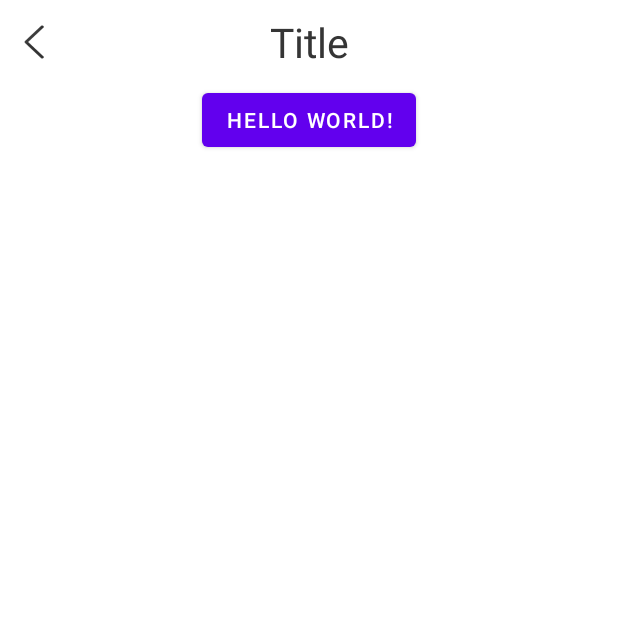
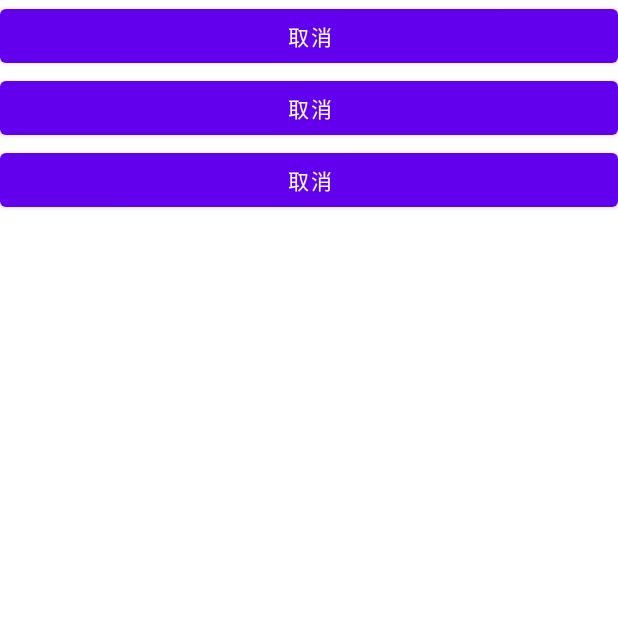
Before and after one commit to zxyUncle/MyFrame, an Android app: the screen it shows after launch (MainActivity before the commit, TestActivity after it), on a phone screen of 412 x 824 dp, the top half of it. Run offline under Robolectric (Android 15) with nearby library versions, the phone set to English and light mode, and no system bars.

```diff
--- a/app/build.gradle
+++ b/app/build.gradle
@@ -71,6 +71,9 @@ android {
 }
 
 dependencies {
+    implementation 'androidx.appcompat:appcompat:1.2.0'
+    implementation 'com.google.android.material:material:1.3.0'
+    implementation 'androidx.constraintlayout:constraintlayout:2.0.4'
     annotationProcessor rootProject.ext.dependencies["arouter_compiler"]
     implementation project(':zbase')
 }
--- /dev/null
+++ b/app/src/main/java/com/normal/main/TestActivity.java
@@ -0,0 +1,36 @@
+package com.normal.main;
+
+import androidx.appcompat.app.AppCompatActivity;
+
+import android.os.Bundle;
+import android.util.Log;
+import android.view.View;
+import android.widget.Button;
+import android.widget.TextView;
+
+import com.normal.zbase.utils.obj.TimerManager;
+
+import java.text.SimpleDateFormat;
+
+import kotlin.Unit;
+import kotlin.jvm.functions.Function0;
+
+public class TestActivity extends AppCompatActivity {
+
+    @Override
+    protected void onCreate(Bundle savedInstanceState) {
+        super.onCreate(savedInstanceState);
+        setContentView(R.layout.activity_test);
+        TimerManager timerManager = new TimerManager();
+
+        Button tvContent = findViewById(R.id.tvContent);
+        findViewById(R.id.tvCancel).setOnClickListener(new View.OnClickListener() {
+            @Override
+            public void onClick(View view) {
+                timerManager.stop();
+            }
+        });
+    }
+
+
+}
--- a/app/src/main/res/layout/activity_main.xml
+++ b/app/src/main/res/layout/activity_main.xml
@@ -19,7 +19,10 @@
         android:orientation="vertical"
         >
 
-        <include layout="@layout/toolbar_layout" />
+        <include
+            android:layout_width="match_parent"
+            android:layout_height="?attr/actionBarSize"
+            layout="@layout/toolbar_layout" />
 
         <Button
             android:layout_width="wrap_content"
--- /dev/null
+++ b/app/src/main/res/layout/activity_test.xml
@@ -0,0 +1,32 @@
+<?xml version="1.0" encoding="utf-8"?>
+<LinearLayout
+    xmlns:android="http://schemas.android.com/apk/res/android"
+    xmlns:app="http://schemas.android.com/apk/res-auto"
+    xmlns:tools="http://schemas.android.com/tools"
+    android:layout_width="match_parent"
+    android:layout_height="match_parent"
+    android:orientation="vertical"
+    tools:context=".TestActivity"
+    >
+
+    <Button
+        android:id="@+id/tvStart"
+        android:layout_width="match_parent"
+        android:layout_height="wrap_content"
+        android:text="取消"
+        />
+
+    <Button
+        android:id="@+id/tvCancel"
+        android:layout_width="match_parent"
+        android:layout_height="wrap_content"
+        android:text="取消"
+        />
+
+    <Button
+        android:id="@+id/tvContent"
+        android:layout_width="match_parent"
+        android:layout_height="wrap_content"
+        android:text="取消"
+        />
+</LinearLayout>
--- a/build.gradle
+++ b/build.gradle
@@ -9,7 +9,7 @@ buildscript {
     }
     dependencies {
         classpath "com.android.tools.build:gradle:7.0.4"
-        classpath 'org.jetbrains.kotlin:kotlin-gradle-plugin:1.5.20'
+        classpath 'org.jetbrains.kotlin:kotlin-gradle-plugin:1.6.21'
     }
 }
 task clean(type: Delete) {
--- a/config.gradle
+++ b/config.gradle
@@ -43,6 +43,8 @@ ext {
             "gson"                         : 'com.google.code.gson:gson:2.8.5',
             "DialogDemo"                   : 'com.github.zxyUncle:DialogDemo:1.1.27',
             "kprogresshud"                 : 'com.kaopiz:kprogresshud:1.0.2',
+            "lifecycleScope"               : 'androidx.lifecycle:lifecycle-runtime-ktx:2.3.1',
+            "viewModelScope"               : 'androidx.lifecycle:lifecycle-viewmodel-ktx:2.3.1',
 
     ]
 
--- a/zbase/build.gradle
+++ b/zbase/build.gradle
@@ -67,4 +67,6 @@ dependencies {
     api rootProject.ext.dependencies["xlog"]
     api rootProject.ext.dependencies["DialogDemo"]
     api rootProject.ext.dependencies["kprogresshud"]
+    api rootProject.ext.dependencies["lifecycleScope"]
+    api rootProject.ext.dependencies["viewModelScope"]
 }
--- a/zbase/src/main/java/com/normal/zbase/utils/extend/LaunchExtend.kt
+++ b/zbase/src/main/java/com/normal/zbase/utils/extend/LaunchExtend.kt
@@ -2,6 +2,7 @@
 @file:JvmMultifileClass
 package com.normal.zbase.utils.extend
 
+import android.app.Activity
 import kotlinx.coroutines.*
 
 /**
@@ -22,7 +23,7 @@ import kotlinx.coroutines.*
  * @param error 异常返回
  * @return 可操作协程 job.cancelAndJoin()
  */
-fun <T> launchIOToMain(
+fun <T> Activity.launchIOToMain(
     block:  suspend CoroutineScope.() -> T,
     callback:(T) -> Unit,
     error: ((Exception) -> Unit) = {}
```
Also changed, not shown: app/src/main/AndroidManifest.xml (+8 -3 lines), app/src/main/java/com/normal/main/MainActivity2.kt (added, +16 -0 lines), app/src/main/res/layout/activity_main2.xml (added, +11 -0 lines), zbase/src/main/java/com/normal/zbase/http/interceptor/HttpLoggerInterceptor.java (deleted, +0 -63 lines), zbase/src/main/java/com/normal/zbase/utils/obj/TimerManager.kt (added, +27 -0 lines), 1 other file.
